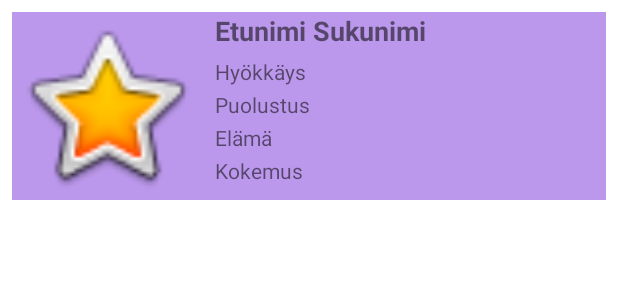
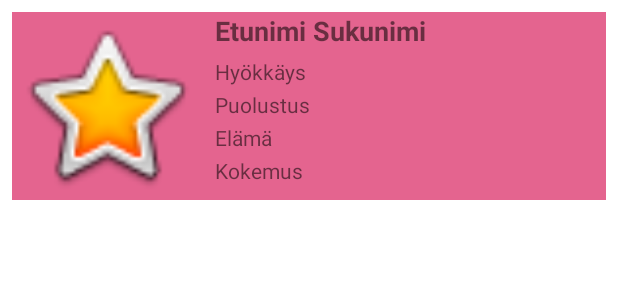
Before and after one commit to 00Whitehacker00/Lutemon_Fighter, an Android app: the layout lutemon_view.xml on its own in the app's theme, with its tools: preview values and no code run, on a phone screen of 412 x 824 dp. Shown: the top 300 px of the screen. Run offline under Robolectric (Android 15) with nearby library versions, the phone set to English and light mode, and no system bars.

Commit message:
Commit 10

```diff
--- a/app/src/main/res/layout/fragment_fight.xml
+++ b/app/src/main/res/layout/fragment_fight.xml
@@ -3,5 +3,5 @@
     xmlns:tools="http://schemas.android.com/tools"
     android:layout_width="match_parent"
     android:layout_height="match_parent"
-    android:background="@color/purple_200"
-    tools:context=".fragments.FightFragment"/>
+    android:background="#8BC34A"
+    tools:context=".fragments.FightFragment" />
--- a/app/src/main/res/layout/fragment_home.xml
+++ b/app/src/main/res/layout/fragment_home.xml
@@ -3,5 +3,5 @@
     xmlns:tools="http://schemas.android.com/tools"
     android:layout_width="match_parent"
     android:layout_height="match_parent"
-    android:background="@color/teal_200"
-    tools:context=".fragments.HomeFragment"/>
+    android:background="#4BA6EF"
+    tools:context=".fragments.HomeFragment" />
--- a/app/src/main/res/layout/lutemon_view.xml
+++ b/app/src/main/res/layout/lutemon_view.xml
@@ -4,7 +4,7 @@
     android:layout_width="match_parent"
     android:layout_height="wrap_content"
     android:layout_margin="8dp"
-    android:background="#BB98EC"
+    android:background="#E4648F"
     android:orientation="horizontal">
 
     <ImageView
@@ -25,7 +25,7 @@
             android:layout_height="30dp"
             android:text="Etunimi Sukunimi"
             android:textSize="18sp"
-            android:textStyle="bold"/>
+            android:textStyle="bold" />
 
         <TextView
             android:id="@+id/attack"
```
